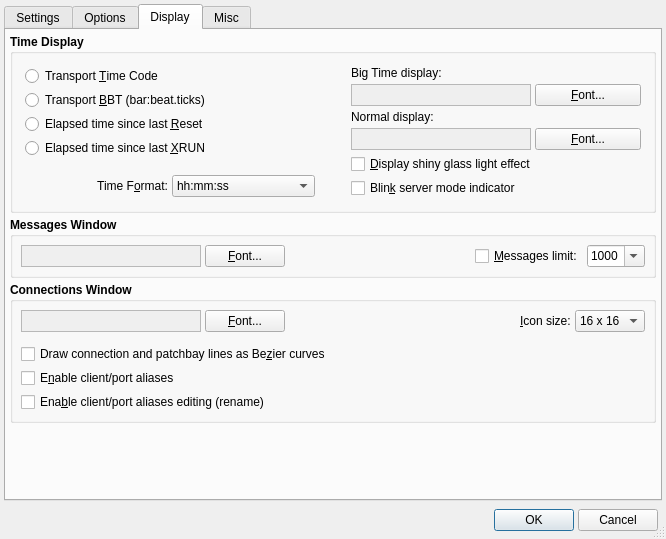
Old version of the form src/qjackctlSetupForm.ui in the repository eurogiciel-oss/qjackctl.
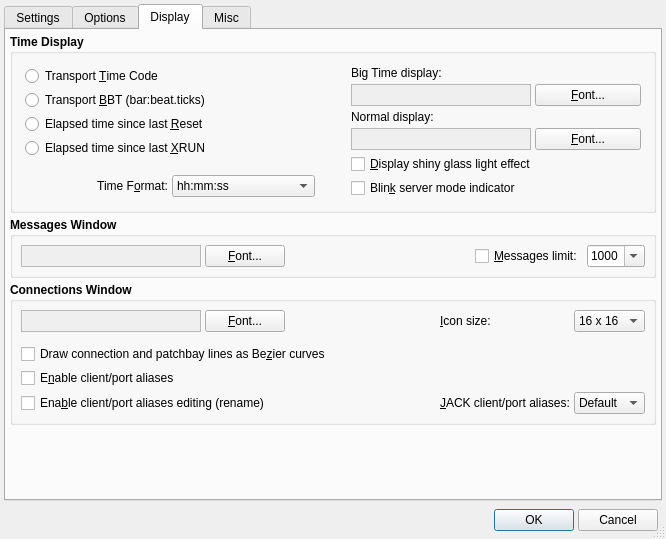
New version of the form. The open tabs and pages were chosen to show the change. Icons and pictures are not drawn.

Commit message: - JACK client/port aliases may now be displayed as a global user option   (see Setup/Display/Connections/JACK client/port aliases).

What changed in the file:
```diff
--- a/src/qjackctlSetupForm.ui
+++ b/src/qjackctlSetupForm.ui
@@ -3569,7 +3569,60 @@
             </property>
            </spacer>
           </item>
-          <item row="4" column="0" colspan="5" >
+          <item row="4" column="3" >
+           <widget class="QLabel" name="JackClientPortAliasTextLabel" >
+            <property name="font" >
+             <font>
+              <weight>50</weight>
+              <bold>false</bold>
+             </font>
+            </property>
+            <property name="text" >
+             <string>&amp;JACK client/port aliases:</string>
+            </property>
+            <property name="wordWrap" >
+             <bool>false</bool>
+            </property>
+            <property name="buddy" >
+             <cstring>JackClientPortAliasComboBox</cstring>
+            </property>
+           </widget>
+          </item>
+          <item row="4" column="4" >
+           <widget class="QComboBox" name="JackClientPortAliasComboBox" >
+            <property name="font" >
+             <font>
+              <weight>50</weight>
+              <bold>false</bold>
+             </font>
+            </property>
+            <property name="toolTip" >
+             <string>JACK client/port aliases display mode</string>
+            </property>
+            <property name="editable" >
+             <bool>false</bool>
+            </property>
+            <property name="currentIndex" >
+             <number>0</number>
+            </property>
+            <item>
+             <property name="text" >
+              <string>Default</string>
+             </property>
+            </item>
+            <item>
+             <property name="text" >
+              <string>First</string>
+             </property>
+            </item>
+            <item>
+             <property name="text" >
+              <string>Second</string>
+             </property>
+            </item>
+           </widget>
+          </item>
+          <item row="4" column="0" colspan="3" >
            <widget class="QCheckBox" name="AliasesEditingCheckBox" >
             <property name="font" >
              <font>
```
The commit also changes 11 other files.
